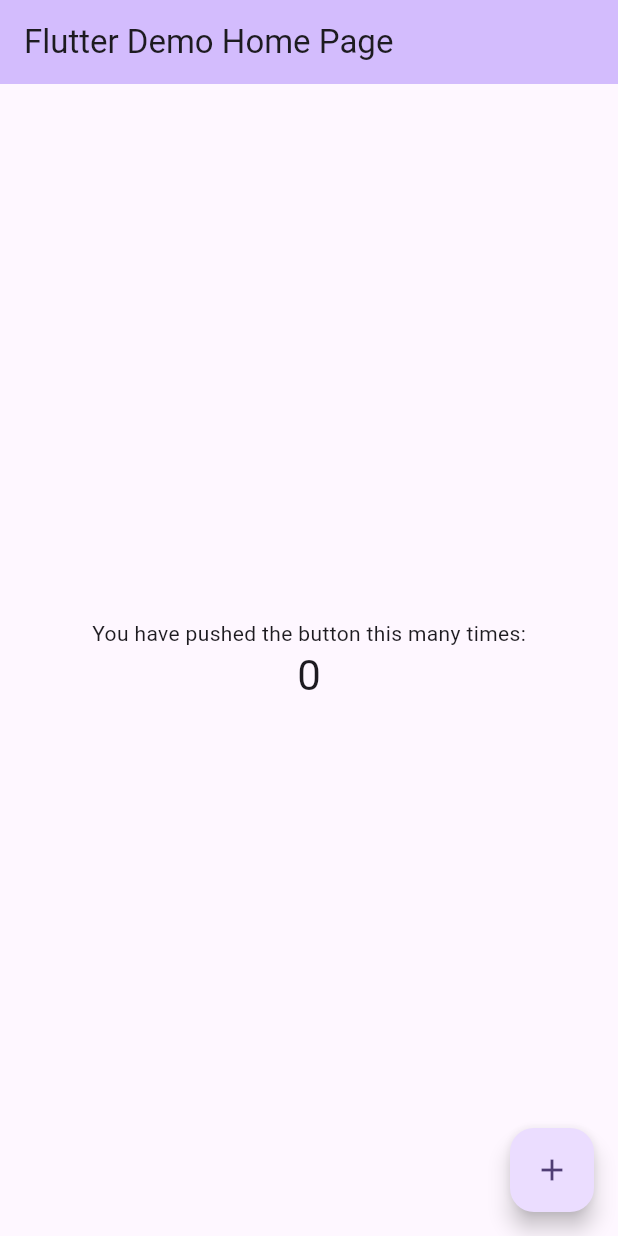
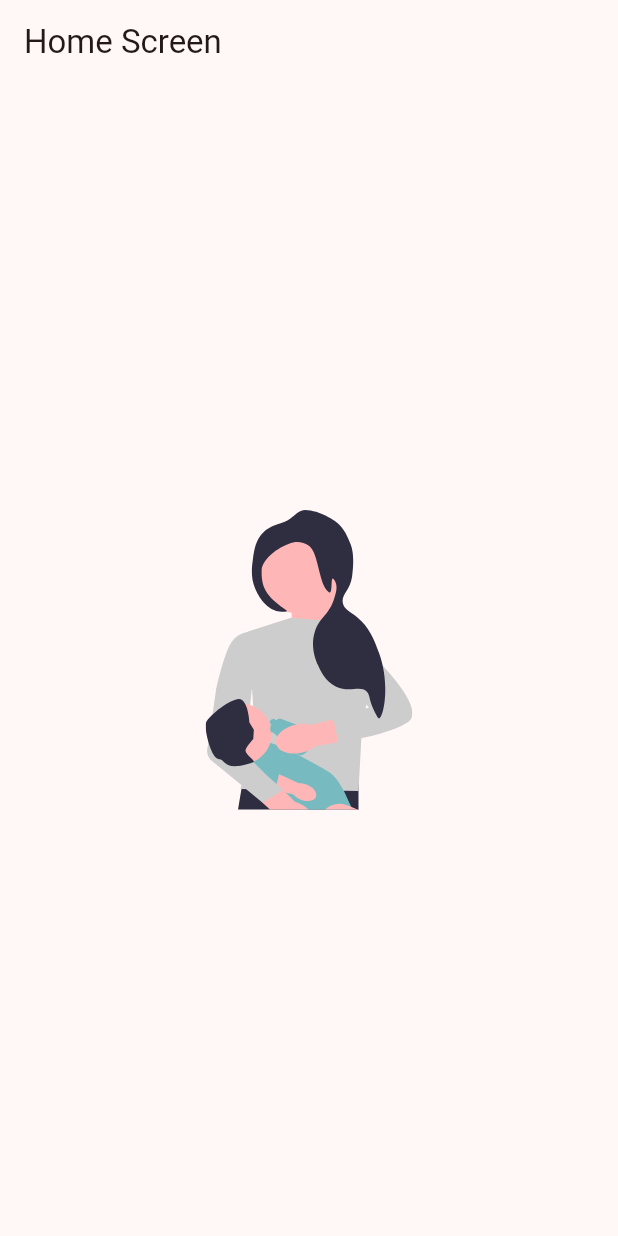
Before and after one commit to fasih124/FYP_203, a Flutter app: the screen it shows after launch, on a phone screen of 412 x 824 dp. Run offline on Flutter 3.47's test engine with Material 3 defaults, Android fonts, the phone set to English and light mode, and no system bars; our stand-ins replace flutter_svg.

Commit message:
add images directory and config for svg

```diff
--- a/Implementation/Flutter_Files/lib/main.dart
+++ b/Implementation/Flutter_Files/lib/main.dart
@@ -1,4 +1,5 @@
 import 'package:flutter/material.dart';
+import 'package:fyp_203/screens/home_screen.dart';
 
 void main() {
   runApp(const MyApp());
@@ -28,98 +29,11 @@ class MyApp extends StatelessWidget {
         //
         // This works for code too, not just values: Most code changes can be
         // tested with just a hot reload.
-        colorScheme: ColorScheme.fromSeed(seedColor: Colors.deepPurple),
+        colorScheme: ColorScheme.fromSeed(seedColor: Colors.red),
         useMaterial3: true,
       ),
-      home: const MyHomePage(title: 'Flutter Demo Home Page'),
+      debugShowCheckedModeBanner: false,
+      home: const HomeScreen(),
     );
   }
 }
-
-class MyHomePage extends StatefulWidget {
-  const MyHomePage({super.key, required this.title});
-
-  // This widget is the home page of your application. It is stateful, meaning
-  // that it has a State object (defined below) that contains fields that affect
-  // how it looks.
-
-  // This class is the configuration for the state. It holds the values (in this
-  // case the title) provided by the parent (in this case the App widget) and
-  // used by the build method of the State. Fields in a Widget subclass are
-  // always marked "final".
-
-  final String title;
-
-  @override
-  State<MyHomePage> createState() => _MyHomePageState();
-}
-
-class _MyHomePageState extends State<MyHomePage> {
-  int _counter = 0;
-
-  void _incrementCounter() {
-    setState(() {
-      // This call to setState tells the Flutter framework that something has
-      // changed in this State, which causes it to rerun the build method below
-      // so that the display can reflect the updated values. If we changed
-      // _counter without calling setState(), then the build method would not be
-      // called again, and so nothing would appear to happen.
-      _counter++;
-    });
-  }
-
-  @override
-  Widget build(BuildContext context) {
-    // This method is rerun every time setState is called, for instance as done
-    // by the _incrementCounter method above.
-    //
-    // The Flutter framework has been optimized to make rerunning build methods
-    // fast, so that you can just rebuild anything that needs updating rather
-    // than having to individually change instances of widgets.
-    return Scaffold(
-      appBar: AppBar(
-        // TRY THIS: Try changing the color here to a specific color (to
-        // Colors.amber, perhaps?) and trigger a hot reload to see the AppBar
-        // change color while the other colors stay the same.
-        backgroundColor: Theme.of(context).colorScheme.inversePrimary,
-        // Here we take the value from the MyHomePage object that was created by
-        // the App.build method, and use it to set our appbar title.
-        title: Text(widget.title),
-      ),
-      body: Center(
-        // Center is a layout widget. It takes a single child and positions it
-        // in the middle of the parent.
-        child: Column(
-          // Column is also a layout widget. It takes a list of children and
-          // arranges them vertically. By default, it sizes itself to fit its
-          // children horizontally, and tries to be as tall as its parent.
-          //
-          // Column has various properties to control how it sizes itself and
-          // how it positions its children. Here we use mainAxisAlignment to
-          // center the children vertically; the main axis here is the vertical
-          // axis because Columns are vertical (the cross axis would be
-          // horizontal).
-          //
-          // TRY THIS: Invoke "debug painting" (choose the "Toggle Debug Paint"
-          // action in the IDE, or press "p" in the console), to see the
-          // wireframe for each widget.
-          mainAxisAlignment: MainAxisAlignment.center,
-          children: <Widget>[
-            const Text(
-              'You have pushed the button this many times:',
-            ),
-            Text(
-              '$_counter',
-              style: Theme.of(context).textTheme.headlineMedium,
-            ),
-          ],
-        ),
-      ),
-      floatingActionButton: FloatingActionButton(
-        onPressed: _incrementCounter,
-        tooltip: 'Increment',
-        child: const Icon(Icons.add),
-      ), // This trailing comma makes auto-formatting nicer for build methods.
-    );
-  }
-}
--- /dev/null
+++ b/Implementation/Flutter_Files/lib/screens/home_screen.dart
@@ -0,0 +1,26 @@
+// home_screen.dart
+
+import 'package:flutter/material.dart';
+import 'package:flutter_svg/flutter_svg.dart';
+
+class HomeScreen extends StatelessWidget {
+  const HomeScreen({super.key});
+
+  @override
+  Widget build(BuildContext context) {
+    return Scaffold(
+      appBar: AppBar(
+        title: const Text('Home Screen'),
+      ),
+      body:  Center(
+        child: SvgPicture.asset(
+          'assets/images/baby_onboard_screen_1.svg',
+          width: 200,
+          height: 200,
+        )
+        ,
+
+      ),
+    );
+  }
+}
--- a/Implementation/Flutter_Files/pubspec.yaml
+++ b/Implementation/Flutter_Files/pubspec.yaml
@@ -35,6 +35,7 @@ dependencies:
   # The following adds the Cupertino Icons font to your application.
   # Use with the CupertinoIcons class for iOS style icons.
   cupertino_icons: ^1.0.8
+  flutter_svg: ^2.0.17
 
 dev_dependencies:
   flutter_test:
@@ -59,9 +60,8 @@ flutter:
   uses-material-design: true
 
   # To add assets to your application, add an assets section, like this:
-  # assets:
-  #   - images/a_dot_burr.jpeg
-  #   - images/a_dot_ham.jpeg
+  assets:
+    - assets/images/
 
   # An image asset can refer to one or more resolution-specific "variants", see
   # https://flutter.dev/to/resolution-aware-images
```
Also changed, not shown: Implementation/Flutter_Files/assets/images/alert_onboard_screen_3.svg (added), Implementation/Flutter_Files/assets/images/app_onboard_screen_2.svg (added), Implementation/Flutter_Files/assets/images/baby_onboard_screen_1.svg (added), Implementation/Flutter_Files/lib/screens/splash_screen.dart (added), Implementation/Flutter_Files/pubspec.lock.
